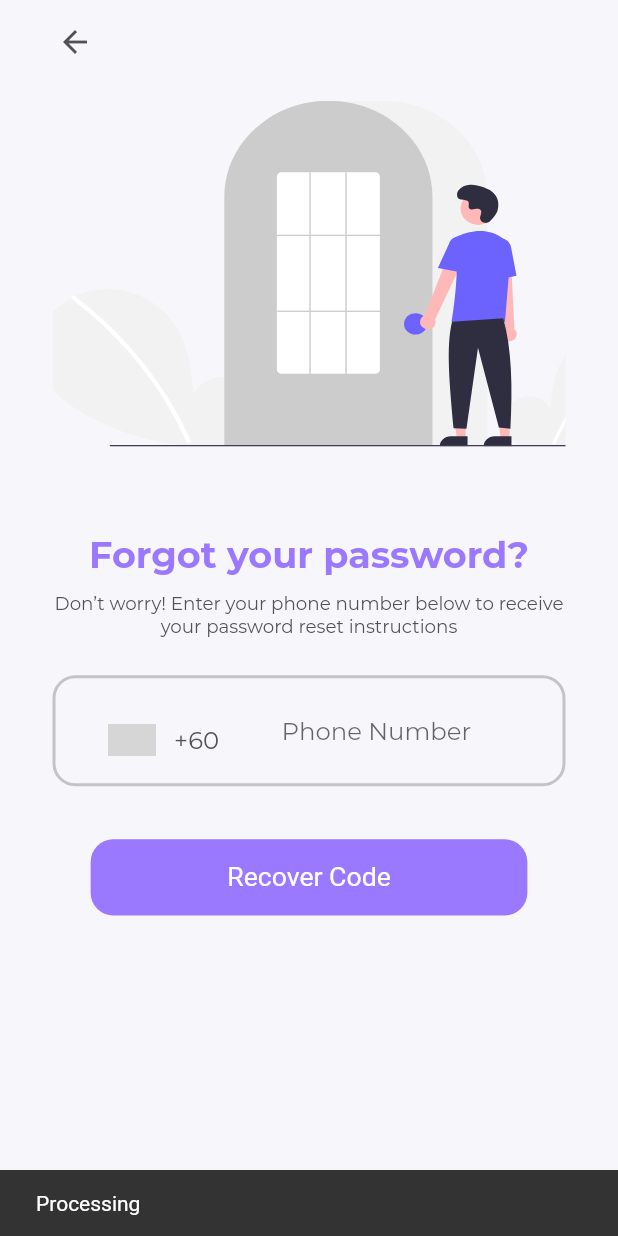
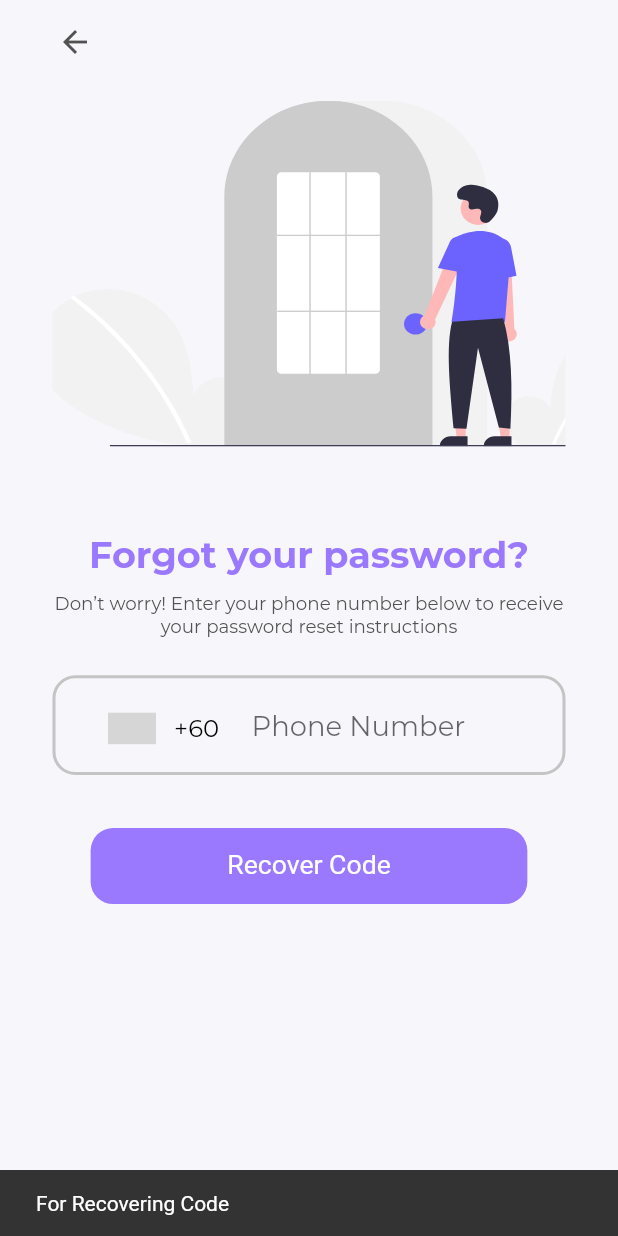
Before and after one commit to weichunnn/compound, a Flutter app: the ForgotPasswordScreen screen opened by its route, after a tap on "Recover Code", on a phone screen of 412 x 824 dp. Run offline on Flutter 3.47's test engine with Material 2 defaults, Android fonts, the light colour scheme and no system bars; drawn by our look-alikes of intl_phone_number_input; our stand-ins replace easy_rich_text, flutter_svg, form_field_validator; project files that could hold a hidden picture were left out; grey boxes are pictures that could not be loaded.

Commit message:
adapted form to forgot password page

```diff
--- a/lib/components/phone_input_form.dart
+++ b/lib/components/phone_input_form.dart
@@ -105,7 +105,7 @@
           color: Colors.black,
         ),
         textStyle: TextStyle(
-          fontSize: getProportionateScreenHeight(16),
+          fontSize: getProportionateScreenHeight(18),
         ),
         inputDecoration: InputDecoration(
           // Prevent error text from pushing input box upwards
@@ -114,7 +114,7 @@
           ),
           // Make Input closer to Selector
           contentPadding: EdgeInsets.symmetric(
-            horizontal: 0,
+            horizontal: getProportionateScreenHeight(5),
             vertical: getProportionateScreenHeight(15),
           ),
           hintText: 'Phone Number',
--- a/lib/screens/forgot_password/components/body.dart
+++ b/lib/screens/forgot_password/components/body.dart
@@ -1,8 +1,8 @@
+import 'package:compound/components/phone_input_form.dart';
 import 'package:flutter/material.dart';
 
 import '../../../size_config.dart';
 import '../../../components/normal_template.dart';
-import 'forgot_password_form.dart';
 
 class Body extends StatelessWidget {
   @override
@@ -21,7 +21,7 @@
             SizedBox(
               height: getProportionateScreenHeight(25),
             ),
-            ForgotPasswordForm(),
+            PhoneInputForm(),
           ],
         ),
       ),
--- a/lib/screens/forgot_password/components/forgot_password_form.dart
+++ /dev/null
@@ -1,111 +0,0 @@
-import 'package:flutter/material.dart';
-import 'package:intl_phone_number_input/intl_phone_number_input.dart';
-
-import '../../../constants.dart';
-import '../../../size_config.dart';
-import '../../../components/default_button.dart';
-
-class ForgotPasswordForm extends StatefulWidget {
-  @override
-  _ForgotPasswordFormState createState() => _ForgotPasswordFormState();
-}
-
-class _ForgotPasswordFormState extends State<ForgotPasswordForm> {
-  final _formKey = GlobalKey<FormState>();
-  final initial = PhoneNumber(isoCode: 'MY');
-
-  String phoneNumber;
-  String userInput;
-  Color borderColor = kGreyColor;
-
-  String phoneValidator(value) {
-    if (value.isEmpty) {
-      return '';
-    }
-
-    return null;
-  }
-
-  @override
-  Widget build(BuildContext context) {
-    return Form(
-      key: _formKey,
-      child: Column(
-        children: [
-          phoneNumberField(),
-          SizedBox(
-            height: getProportionateScreenHeight(25),
-          ),
-          DefaultButton(
-            text: 'Recover Code',
-            onPressed: () {
-              if (_formKey.currentState.validate()) {
-                _formKey.currentState.save();
-                // Insert API call to backend for validation
-                ScaffoldMessenger.of(_formKey.currentContext).showSnackBar(
-                  SnackBar(
-                    content: Text('Processing'),
-                  ),
-                );
-              }
-            },
-          ),
-        ],
-      ),
-    );
-  }
-
-  Container phoneNumberField() {
-    return Container(
-      padding: EdgeInsets.symmetric(horizontal: 15, vertical: 5),
-      decoration: BoxDecoration(
-        borderRadius: BorderRadius.circular(getProportionateScreenHeight(15)),
-        border: Border.all(
-          width: 2.0,
-          color: borderColor,
-        ),
-      ),
-      child: InternationalPhoneNumberInput(
-        autoValidateMode: AutovalidateMode.onUserInteraction,
-        spaceBetweenSelectorAndTextField: 0,
-        onInputChanged: (value) => {
-          phoneNumber = value.phoneNumber,
-          userInput = phoneNumber.replaceAll(value.dialCode, ''),
-          // RegExp(r'[A-Za-z]').hasMatch(userInput)) failed because input had been sanitized
-          // Don't need to check for alphabets because given keyboard is numerical
-          setState(() {
-            borderColor = userInput.isEmpty ? kErrorColor : kPrimaryColor;
-          })
-        },
-        // Internal call for saving the phone number is using a future, so saving will yield null, reported as an Issue
-        // onChanged is used to save the latest
-        onSaved: (value) => phoneNumber = value.phoneNumber,
-        initialValue: initial,
-        selectorTextStyle: TextStyle(
-          fontSize: getProportionateScreenHeight(16),
-        ),
-        textStyle: TextStyle(
-          fontSize: getProportionateScreenHeight(16),
-        ),
-        inputDecoration: InputDecoration(
-          // Prevent error text from pushing input box upwards
-          errorStyle: TextStyle(
-            height: 0,
-          ),
-          hintText: 'Phone Number',
-          focusedBorder: InputBorder.none,
-          enabledBorder: InputBorder.none,
-          errorBorder: InputBorder.none,
-          focusedErrorBorder: InputBorder.none,
-        ),
-        validator: phoneValidator,
-        searchBoxDecoration: InputDecoration(
-          labelText: 'Country Name or Dial Code',
-        ),
-        selectorConfig: SelectorConfig(
-          selectorType: PhoneInputSelectorType.DIALOG,
-        ),
-      ),
-    );
-  }
-}
```
